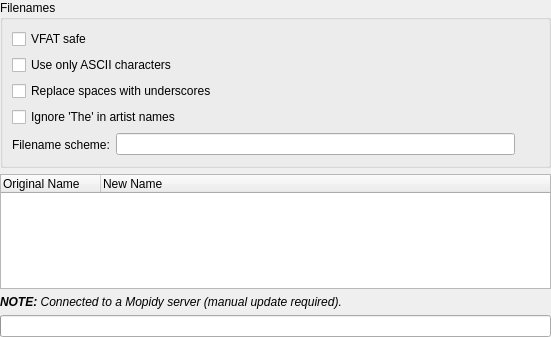
Above: tags/trackorganiser.ui from CDrummond/cantata before the change. Below: the same form after it.
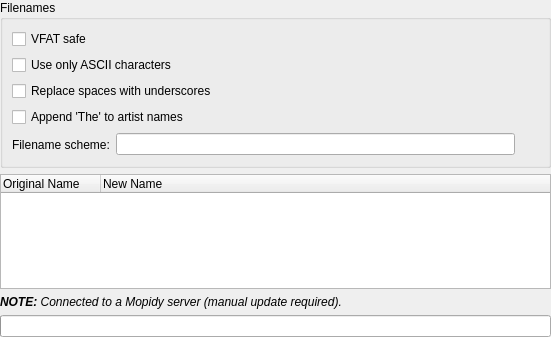
That is the form after the change. Custom widgets are drawn as their Qt base class.

Patch:
```diff
--- a/tags/trackorganiser.ui
+++ b/tags/trackorganiser.ui
@@ -89,7 +89,7 @@
         <item row="3" column="0" colspan="2">
          <widget class="QCheckBox" name="ignoreThe">
           <property name="text">
-           <string>Ignore 'The' in artist names</string>
+           <string>Append 'The' to artist names</string>
           </property>
          </widget>
         </item>
```
